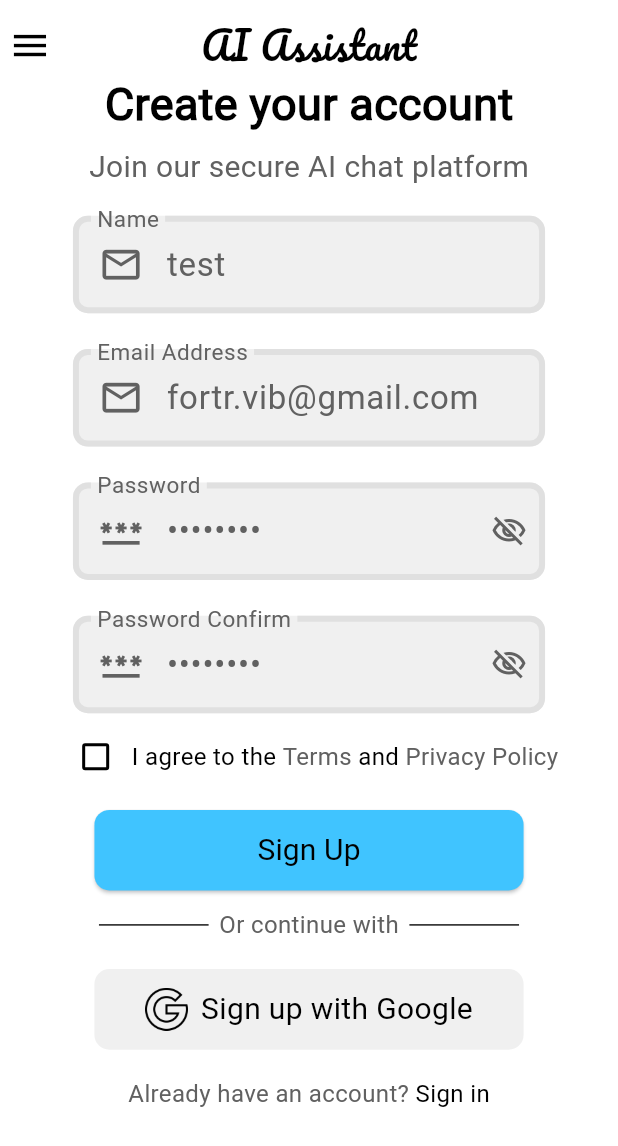
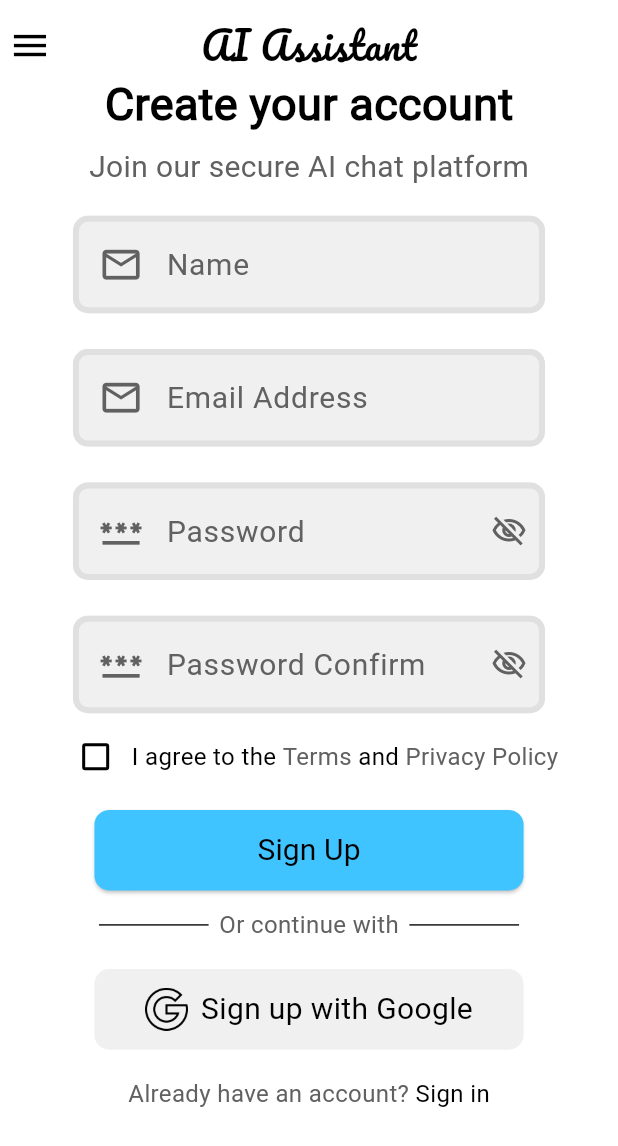
Before and after one commit to yasinowo/chatgpt-with-flutter, a Flutter app: the RegisterScreen screen opened by its route, on a phone screen of 412 x 824 dp. Shown: the top 1146 px of the screen. Run offline on Flutter 3.47's test engine with Material 3 defaults, Android fonts, the phone set to English and light mode, and no system bars; our stand-ins replace animated_text_kit, bloc, dio, flutter_bloc, flutter_screenutil, flutter_svg and 4 more; missing offline and left inert: clipboard, gpt_markdown, stream_typewriter_text; accounts and stored records are empty.

Commit message:
ready for release

```diff
--- a/lib/screens/register_screen.dart
+++ b/lib/screens/register_screen.dart
@@ -17,14 +17,18 @@ class RegisterScreen extends StatefulWidget {
 
 class _RegisterScreenState extends State<RegisterScreen> {
   final TextEditingController displayNameController =
-      TextEditingController(text: 'test');
+      TextEditingController(//text: 'test'
+          );
   final TextEditingController emailController =
-      TextEditingController(text: 'fortr.vib@gmail.com');
+      TextEditingController(//text: 'fortr.vib@gmail.com'
+          );
 
   final TextEditingController passwordConfirmController =
-      TextEditingController(text: '12345678');
+      TextEditingController(//text: '12345678'
+          );
   final TextEditingController passwordController =
-      TextEditingController(text: '12345678');
+      TextEditingController(//text: '12345678'
+          );
 
   final GlobalKey<FormState> _formKey =
       GlobalKey<FormState>(); // اضافه کردن کلید فرم
@@ -46,9 +50,11 @@ class _RegisterScreenState extends State<RegisterScreen> {
               if (state is AuthFailure) {
                 ScaffoldMessenger.of(context).showSnackBar(
                   SnackBar(
+                    backgroundColor: theme.colorScheme.surface,
                     content: Text(
                       state.error,
-                      style: MyFonts.bodyMedium,
+                      style: MyFonts.bodyMedium
+                          .copyWith(color: theme.colorScheme.tertiary),
                     ),
                   ),
                 );
```
Also changed, not shown: lib/screens/login_screen.dart (+7 -3 lines), 4 other files.
